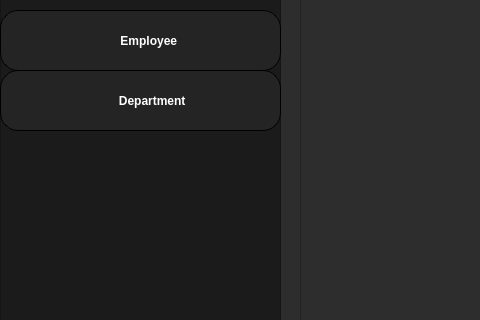
Before: the Qt Designer form qtPro/mainwindow.ui in Maliksaad231224/QT-C-Software-House-Database-System, drawn with Qt 5; both pictures show x 0 to 480 and y 230 to 550 of the 1061 by 681 pixel window.
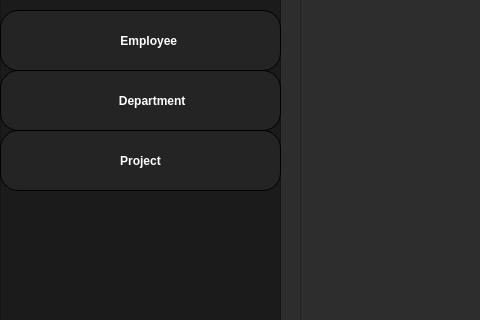
After: the same form once the commit is applied. The open tabs and pages were chosen to show the change. Icons and pictures are not drawn.

```diff
--- a/qtPro/mainwindow.ui
+++ b/qtPro/mainwindow.ui
@@ -4627,6 +4627,45 @@
         <string>       Department</string>
        </property>
       </widget>
+      <widget class="QPushButton" name="pushButton_51">
+       <property name="geometry">
+        <rect>
+         <x>0</x>
+         <y>360</y>
+         <width>281</width>
+         <height>61</height>
+        </rect>
+       </property>
+       <property name="styleSheet">
+        <string notr="true">
+QPushButton {
+    /* Light Blue */
+
+	background-color: rgb(36, 36, 36);
+  /* Light gray text color */
+color: rgb(255, 255, 255);
+font: 11pt &quot;Arial&quot;;
+    border-radius: 18px;
+border:1px solid black;
+    padding: 5px;
+    
+    font-weight: bold;
+}
+
+QPushButton:hover {
+	background-color: rgb(63, 63, 63);
+	
+}
+
+QPushButton:pressed {
+   
+	background-color: rgb(65, 79, 72);
+}</string>
+       </property>
+       <property name="text">
+        <string>Project</string>
+       </property>
+      </widget>
      </widget>
      <widget class="QLabel" name="label_178">
       <property name="geometry">
```
Left out of the diff: 152 changed lines with no effect on the pictures.
